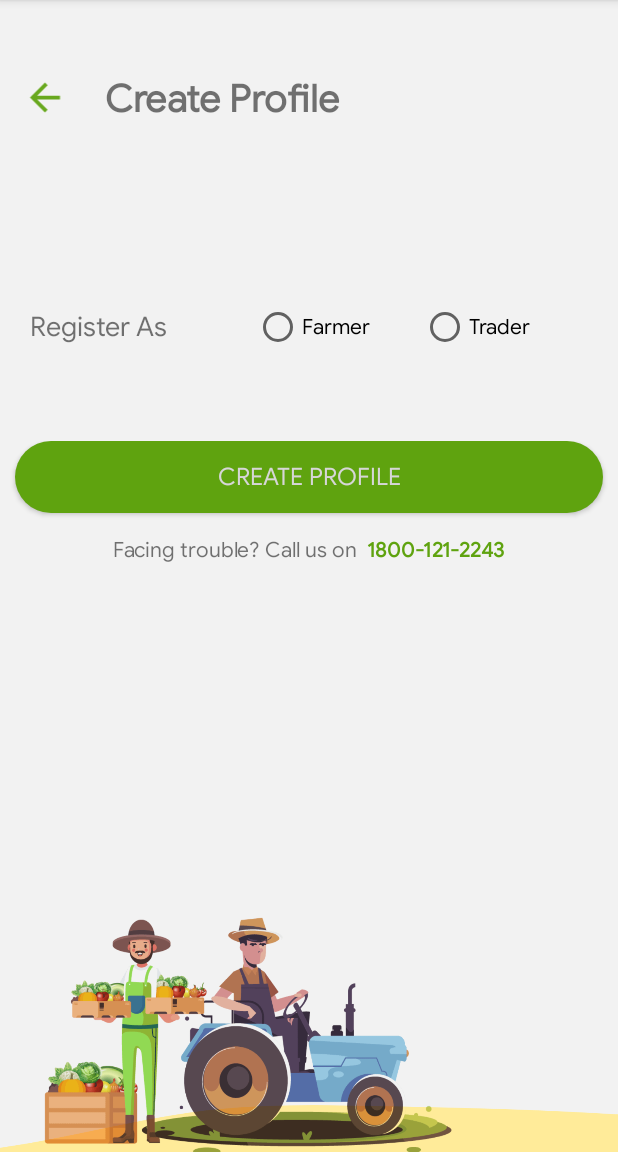
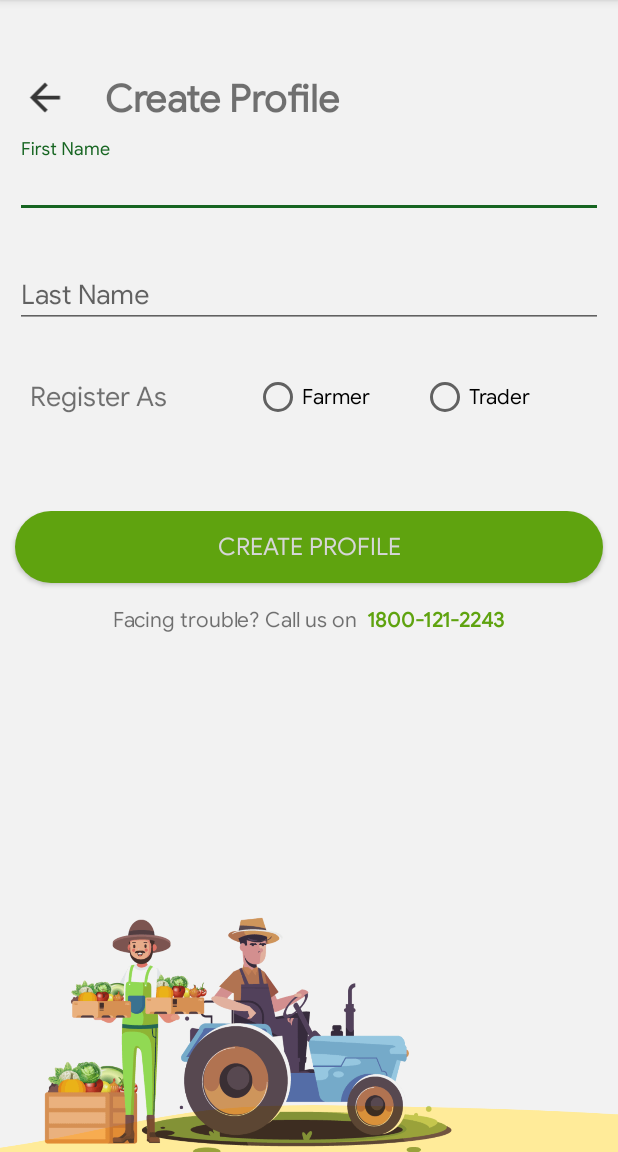
Before and after one commit to priyankaagri/Agri10xWeb, an Android app: the UpdateProfile_New screen opened directly, with no data from a screen before it, on a phone screen of 412 x 824 dp, the part 84-1236 px from its top. Run offline under Robolectric (Android 15) with nearby library versions, the phone set to English and light mode, and no system bars; network calls fail; Roboto replaces fonts that are not available here.

Commit message:
Initial commit

```diff
--- a/app/build.gradle
+++ b/app/build.gradle
@@ -7,7 +7,7 @@ android {
         applicationId "com.mobile.agri10x"
         minSdkVersion 23
         targetSdkVersion 29
-        versionCode 25
+        versionCode 27
         multiDexEnabled true
         versionName "1.1.2"
         testInstrumentationRunner "androidx.test.runner.AndroidJUnitRunner"
--- a/app/src/main/AndroidManifest.xml
+++ b/app/src/main/AndroidManifest.xml
@@ -18,8 +18,7 @@
         android:required="true"
         android:requiredFeature="true" />
 
-<uses-permission android:name="android.permission.ACCESS_COARSE_LOCATION"/>
-    <uses-permission android:name="android.permission.ACCESS_FINE_LOCATION"></uses-permission>
+
     <uses-permission android:name="android.permission.ACCESS_NETWORK_STATE" />
     <uses-permission android:name="android.permission.CHANGE_NETWORK_STATE" />
     <uses-permission android:name="android.permission.ACCESS_WIFI_STATE" />
--- a/app/src/main/java/com/mobile/agri10x/LoginActivity.java
+++ b/app/src/main/java/com/mobile/agri10x/LoginActivity.java
@@ -554,6 +554,8 @@ public class LoginActivity extends AppCompatActivity implements AdapterView.OnIt
                         u.setUsername(json_session_data_form_server.getString("username"));
                         u.setRole(json_session_data_form_server.getString("role"));
                         u.set_id(json_session_data_form_server.getString("Userid"));
+//                        u.setFirstname(json_session_data_form_server.getString("fn"));
+//                        u.setLastname(json_session_data_form_server.getString(""));
                         //other data not required
 //                        if(!restorePref()){
 //                            savePrefsData();
--- a/app/src/main/java/com/mobile/agri10x/UpdateProfile_New.java
+++ b/app/src/main/java/com/mobile/agri10x/UpdateProfile_New.java
@@ -73,7 +73,7 @@ public class UpdateProfile_New extends AppCompatActivity {
             public void onClick(View view) {
                 first_name_string= first_name.getText().toString().trim();
                 last_name_string= last_name.getText().toString().trim();
-                if(role_string.length()>0){
+                if(first_name_string.length()>0 && last_name_string.length()>0 && strmobile.length()>0 && role_string.length()>0){
                     new networkPOST().execute(Main.getOldUrl()+"/CreateUser");
                     // Toast.makeText(UpdateProfile_New.this,"Profile Updated Succesfully!",Toast.LENGTH_LONG).show();
 
@@ -186,7 +186,7 @@ public class UpdateProfile_New extends AppCompatActivity {
 //                    role_string = "QC";
 //                }
                 Log.d("params",role_string+" "+strmobile);
-                SignUpUser newUser = new SignUpUser("P"+role_string,strmobile);//email_string,contact_no_strin,encoded,first_name_string,last_name_string
+                SignUpUser newUser = new SignUpUser("P"+role_string,strmobile,first_name_string,last_name_string);//email_string,contact_no_strin,encoded,first_name_string,last_name_string
                 str = POSTRequest.fetchUserData(strings[0],new Gson().toJson(newUser),UpdateProfile_New.this);
             } catch (Exception e) {
                 return "network";
--- a/app/src/main/res/layout/activity_update_profile__new.xml
+++ b/app/src/main/res/layout/activity_update_profile__new.xml
@@ -19,7 +19,7 @@
         <ImageView
 
             android:src="@drawable/arrow_back"
-            android:tint="@color/appgreen"
+
             android:id="@+id/img_arrow"
             android:layout_width="40dp"
             android:layout_height="30dp"/>
@@ -42,11 +42,35 @@
 
         android:orientation="vertical"
         android:layout_height="match_parent">
+        <com.google.android.material.textfield.TextInputLayout
+            android:layout_width="match_parent"
+            android:layout_height="wrap_content"
+            android:padding="10dp">
 
+            <com.google.android.material.textfield.TextInputEditText
+                android:id="@+id/first_name"
+                android:layout_width="match_parent"
+                android:layout_height="wrap_content"
+                android:hint="First Name"
+                android:maxLines="1"/>
+        </com.google.android.material.textfield.TextInputLayout>
+        <com.google.android.material.textfield.TextInputLayout
+            android:layout_width="match_parent"
+            android:layout_height="wrap_content"
+            android:padding="10dp">
+
+            <com.google.android.material.textfield.TextInputEditText
+                android:layout_marginTop="10dp"
+                android:id="@+id/last_name"
+                android:layout_width="match_parent"
+                android:layout_height="wrap_content"
+                android:hint="Last Name"
+                android:maxLines="1"/>
+        </com.google.android.material.textfield.TextInputLayout>
         <LinearLayout
             android:layout_width="match_parent"
             android:orientation="vertical"
-            android:layout_marginTop="100dp"
+
             android:layout_height="wrap_content">
 
             <LinearLayout
@@ -162,63 +186,6 @@
 
 
 
-    <ScrollView
-        android:layout_width="match_parent"
-        android:background="@drawable/sign_up"
-        android:visibility="gone"
-        android:layout_height="match_parent">
-        <LinearLayout
-            android:layout_width="match_parent"
-            android:layout_height="match_parent"
-            android:orientation="vertical">
-            <LinearLayout
-                android:layout_width="match_parent"
-                android:layout_height="wrap_content"
-                tools:ignore="MissingConstraints"
-                android:orientation="vertical">
-
-                <LinearLayout
-                    android:orientation="vertical"
-                    android:layout_marginLeft="30dp"
-                    android:layout_marginRight="30dp"
-                    android:layout_marginTop="20dp"
-                    android:layout_width="match_parent"
-                    android:layout_height="wrap_content">
-                    <com.google.android.material.textfield.TextInputLayout
-                        android:layout_width="match_parent"
-                        android:layout_height="wrap_content"
-                        android:padding="10dp">
-
-                        <com.google.android.material.textfield.TextInputEditText
-                            android:id="@+id/first_name"
-                            android:layout_width="match_parent"
-                            android:layout_height="wrap_content"
-                            android:hint="First Name"
-                            android:maxLines="1"/>
-                    </com.google.android.material.textfield.TextInputLayout>
-                    <com.google.android.material.textfield.TextInputLayout
-                        android:layout_width="match_parent"
-                        android:layout_height="wrap_content"
-                        android:padding="10dp">
-
-                        <com.google.android.material.textfield.TextInputEditText
-                            android:layout_marginTop="10dp"
-                            android:id="@+id/last_name"
-                            android:layout_width="match_parent"
-                            android:layout_height="wrap_content"
-                            android:hint="Last Name"
-                            android:maxLines="1"/>
-                    </com.google.android.material.textfield.TextInputLayout>
 
 
-
-
-
-
-                </LinearLayout>
-
-            </LinearLayout>
-        </LinearLayout>
-    </ScrollView>
-
 </RelativeLayout>
```
Also changed, not shown: app/src/main/java/com/mobile/agri10x/Farmer.java (+7 -1 lines), app/src/main/java/com/mobile/agri10x/Model/SignUpUser.java (+4 -4 lines), app/src/main/java/com/mobile/agri10x/Trader.java (+7 -1 lines).
